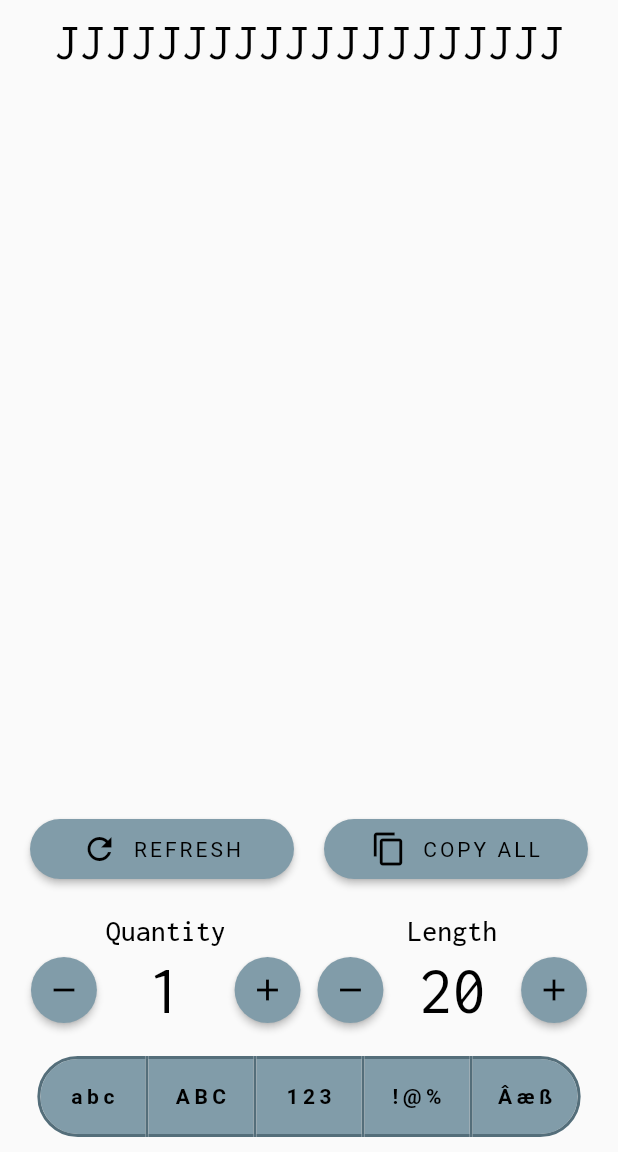
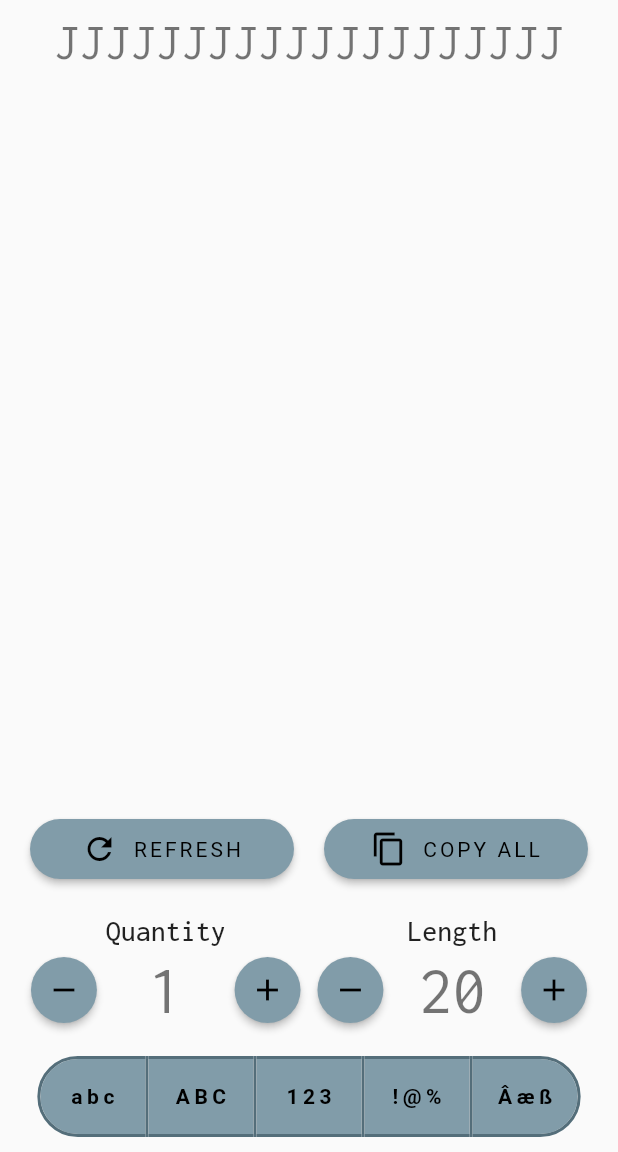
Before and after one commit to gustavomurad/random_password_generator, a Flutter app: the screen it shows after launch, on a phone screen of 412 x 824 dp, the part 84-1236 px from its top. Run offline on Flutter 3.47's test engine with Material 2 defaults, Android fonts, the phone set to English and light mode, and no system bars; our stand-ins replace equatable, flutter_bloc, google_fonts.

Commit message:
New theme

```diff
--- a/lib/core/styles/text_theme_dark.dart
+++ /dev/null
@@ -1,73 +0,0 @@
-import 'package:flutter/material.dart';
-import 'package:google_fonts/google_fonts.dart';
-import 'package:random_password_generator/core/styles/colors_theme_dark.dart';
-
-abstract class TextThemeDark {
-  static TextTheme get({required ThemeData baseTheme}) => TextTheme(
-        bodyText1: GoogleFonts.inconsolata(
-          textStyle: baseTheme.textTheme.bodyText1!.copyWith(
-            color: ColorsThemeDark.primaryTextColor,
-          ),
-        ),
-        bodyText2: GoogleFonts.inconsolata(
-          textStyle: baseTheme.textTheme.bodyText2!.copyWith(
-            color: ColorsThemeDark.primaryTextColor,
-          ),
-        ),
-        button: GoogleFonts.inconsolata(
-          textStyle: baseTheme.textTheme.button!.copyWith(
-            color: ColorsThemeDark.primaryTextColor,
-          ),
-        ),
-        subtitle1: GoogleFonts.inconsolata(
-          textStyle: baseTheme.textTheme.subtitle1!.copyWith(
-            color: ColorsThemeDark.primaryTextColor,
-          ),
-        ),
-        subtitle2: GoogleFonts.inconsolata(
-          textStyle: baseTheme.textTheme.subtitle2!.copyWith(
-            color: ColorsThemeDark.primaryTextColor,
-          ),
-        ),
-        caption: GoogleFonts.inconsolata(
-          textStyle: baseTheme.textTheme.caption!.copyWith(
-            color: ColorsThemeDark.primaryTextColor,
-          ),
-        ),
-        headline1: GoogleFonts.inconsolata(
-          textStyle: baseTheme.textTheme.headline1!.copyWith(
-            color: ColorsThemeDark.primaryTextColor,
-          ),
-        ),
-        headline2: GoogleFonts.inconsolata(
-          textStyle: baseTheme.textTheme.headline2!.copyWith(
-            color: ColorsThemeDark.primaryTextColor,
-          ),
-        ),
-        headline3: GoogleFonts.inconsolata(
-          textStyle: baseTheme.textTheme.headline3!.copyWith(
-            color: ColorsThemeDark.primaryTextColor,
-          ),
-        ),
-        headline4: GoogleFonts.inconsolata(
-          textStyle: baseTheme.textTheme.headline4!.copyWith(
-            color: ColorsThemeDark.primaryTextColor,
-          ),
-        ),
-        headline5: GoogleFonts.inconsolata(
-          textStyle: baseTheme.textTheme.headline5!.copyWith(
-            color: ColorsThemeDark.primaryTextColor,
-          ),
-        ),
-        headline6: GoogleFonts.inconsolata(
-          textStyle: baseTheme.textTheme.headline6!.copyWith(
-            color: ColorsThemeDark.primaryTextColor,
-          ),
-        ),
-        overline: GoogleFonts.inconsolata(
-          textStyle: baseTheme.textTheme.overline!.copyWith(
-            color: ColorsThemeDark.primaryTextColor,
-          ),
-        ),
-      );
-}
--- a/lib/core/styles/text_theme_light.dart
+++ /dev/null
@@ -1,73 +0,0 @@
-import 'package:flutter/material.dart';
-import 'package:google_fonts/google_fonts.dart';
-import 'package:random_password_generator/core/styles/colors_theme_light.dart';
-
-abstract class TextThemeLight {
-  static TextTheme get({required ThemeData baseTheme}) => TextTheme(
-        bodyText1: GoogleFonts.inconsolata(
-          textStyle: baseTheme.textTheme.bodyText1!.copyWith(
-            color: ColorsThemeLight.primaryTextColor,
-          ),
-        ),
-        bodyText2: GoogleFonts.inconsolata(
-          textStyle: baseTheme.textTheme.bodyText2!.copyWith(
-            color: ColorsThemeLight.primaryTextColor,
-          ),
-        ),
-        button: GoogleFonts.inconsolata(
-          textStyle: baseTheme.textTheme.button!.copyWith(
-            color: ColorsThemeLight.primaryTextColor,
-          ),
-        ),
-        subtitle1: GoogleFonts.inconsolata(
-          textStyle: baseTheme.textTheme.subtitle1!.copyWith(
-            color: ColorsThemeLight.primaryTextColor,
-          ),
-        ),
-        subtitle2: GoogleFonts.inconsolata(
-          textStyle: baseTheme.textTheme.subtitle2!.copyWith(
-            color: ColorsThemeLight.primaryTextColor,
-          ),
-        ),
-        caption: GoogleFonts.inconsolata(
-          textStyle: baseTheme.textTheme.caption!.copyWith(
-            color: ColorsThemeLight.primaryTextColor,
-          ),
-        ),
-        headline1: GoogleFonts.inconsolata(
-          textStyle: baseTheme.textTheme.headline1!.copyWith(
-            color: ColorsThemeLight.primaryTextColor,
-          ),
-        ),
-        headline2: GoogleFonts.inconsolata(
-          textStyle: baseTheme.textTheme.headline2!.copyWith(
-            color: ColorsThemeLight.primaryTextColor,
-          ),
-        ),
-        headline3: GoogleFonts.inconsolata(
-          textStyle: baseTheme.textTheme.headline3!.copyWith(
-            color: ColorsThemeLight.primaryTextColor,
-          ),
-        ),
-        headline4: GoogleFonts.inconsolata(
-          textStyle: baseTheme.textTheme.headline4!.copyWith(
-            color: ColorsThemeLight.primaryTextColor,
-          ),
-        ),
-        headline5: GoogleFonts.inconsolata(
-          textStyle: baseTheme.textTheme.headline5!.copyWith(
-            color: ColorsThemeLight.primaryTextColor,
-          ),
-        ),
-        headline6: GoogleFonts.inconsolata(
-          textStyle: baseTheme.textTheme.headline6!.copyWith(
-            color: ColorsThemeLight.primaryTextColor,
-          ),
-        ),
-        overline: GoogleFonts.inconsolata(
-          textStyle: baseTheme.textTheme.overline!.copyWith(
-            color: ColorsThemeLight.primaryTextColor,
-          ),
-        ),
-      );
-}
--- a/lib/core/styles/theme_dark.dart
+++ b/lib/core/styles/theme_dark.dart
@@ -1,22 +1,22 @@
 import 'package:flutter/material.dart';
 import 'package:flutter/widgets.dart';
+import 'package:google_fonts/google_fonts.dart';
 import 'package:random_password_generator/core/styles/colors_theme_dark.dart';
-import 'package:random_password_generator/core/styles/text_theme_dark.dart';
 
 abstract class AppThemeDark {
-  static ThemeData get() {
-    final ThemeData baseTheme = ThemeData(
+  static final ThemeData themeData = ThemeData(
     colorScheme: ColorScheme.dark(
       primary: ColorsThemeDark.primaryColor,
       primaryVariant: ColorsThemeDark.primaryDarkColor,
       secondary: ColorsThemeDark.secondaryColor,
       secondaryVariant: ColorsThemeDark.secondaryDarkColor,
     ),
-    );
-
-    return baseTheme.copyWith(
-      primaryTextTheme: TextThemeDark.get(baseTheme: baseTheme),
-      textTheme: TextThemeDark.get(baseTheme: baseTheme),
+    primaryTextTheme: GoogleFonts.inconsolataTextTheme(
+      ThemeData.dark().primaryTextTheme,
+    ),
+    textTheme: GoogleFonts.inconsolataTextTheme(
+      ThemeData.dark().textTheme,
+    ),
     textButtonTheme: TextButtonThemeData(
       style: TextButton.styleFrom(
         textStyle: TextStyle(letterSpacing: 2),
@@ -42,4 +42,3 @@ abstract class AppThemeDark {
     ),
   );
 }
-}
--- a/lib/core/styles/theme_light.dart
+++ b/lib/core/styles/theme_light.dart
@@ -1,22 +1,22 @@
 import 'package:flutter/material.dart';
 import 'package:flutter/widgets.dart';
+import 'package:google_fonts/google_fonts.dart';
 import 'package:random_password_generator/core/styles/colors_theme_light.dart';
-import 'package:random_password_generator/core/styles/text_theme_light.dart';
 
 abstract class AppThemeLight {
-  static ThemeData get() {
-    final ThemeData baseTheme = ThemeData(
+  static final ThemeData themeData = ThemeData(
     colorScheme: ColorScheme.light(
       primary: ColorsThemeLight.primaryColor,
       primaryVariant: ColorsThemeLight.primaryDarkColor,
       secondary: ColorsThemeLight.secondaryColor,
       secondaryVariant: ColorsThemeLight.secondaryDarkColor,
     ),
-    );
-
-    return baseTheme.copyWith(
-      primaryTextTheme: TextThemeLight.get(baseTheme: baseTheme),
-      textTheme: TextThemeLight.get(baseTheme: baseTheme),
+    primaryTextTheme: GoogleFonts.inconsolataTextTheme(
+      ThemeData.light().primaryTextTheme,
+    ),
+    textTheme: GoogleFonts.inconsolataTextTheme(
+      ThemeData.light().textTheme,
+    ),
     textButtonTheme: TextButtonThemeData(
       style: TextButton.styleFrom(
         backgroundColor: ColorsThemeLight.primaryLightColor,
@@ -43,4 +43,3 @@ abstract class AppThemeLight {
     ),
   );
 }
-}
--- a/lib/main.dart
+++ b/lib/main.dart
@@ -15,8 +15,8 @@ class MyApp extends StatelessWidget {
   Widget build(BuildContext context) {
     return MaterialApp(
       title: 'Random Password Generator',
-      theme: AppThemeLight.get(),
-      darkTheme: AppThemeDark.get(),
+      theme: AppThemeLight.themeData,
+      darkTheme: AppThemeDark.themeData,
       themeMode: ThemeMode.system,
       debugShowCheckedModeBanner: false,
       home: BlocProvider<PasswordBloc>(
```
Lines whose indentation alone changed are shown as unchanged.
